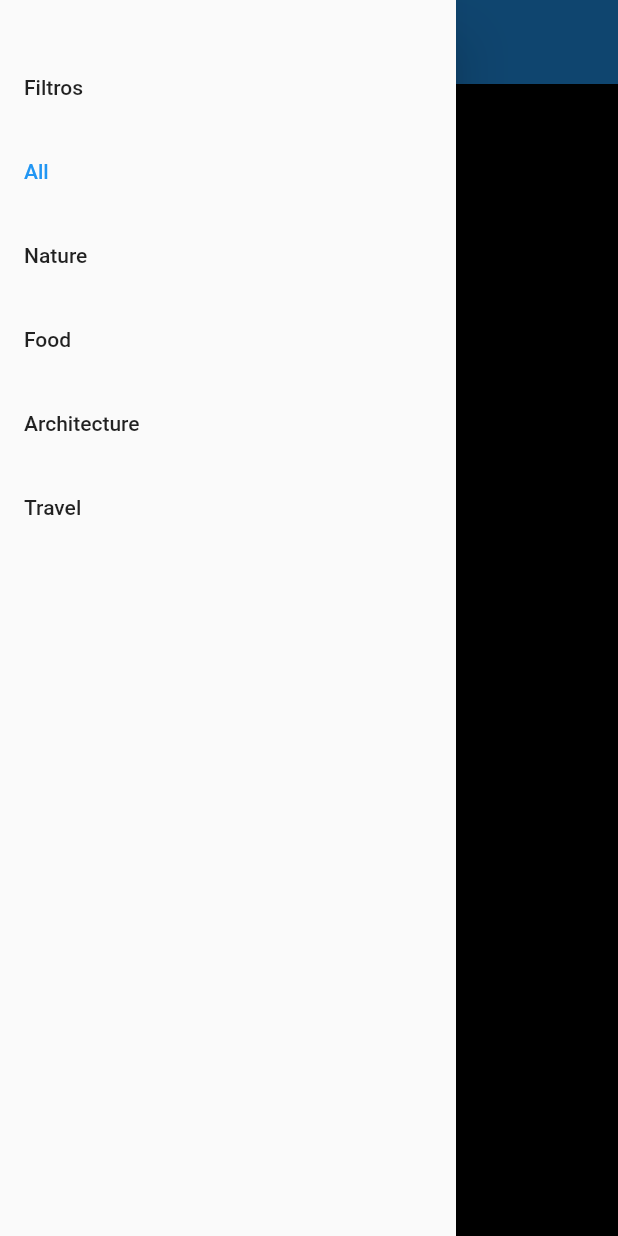
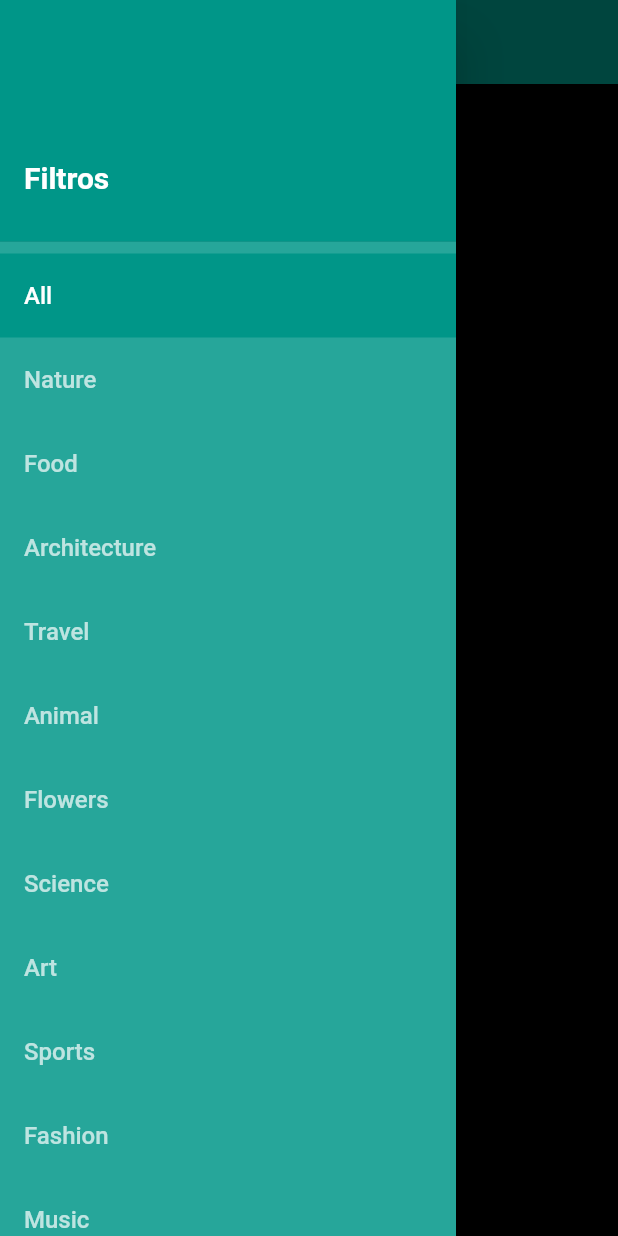
Before and after one commit to DanielGCh1/lab_2_moviles, a Flutter app: the screen it shows after launch, with the side drawer open, on a phone screen of 412 x 824 dp. Run offline on Flutter 3.47's test engine with Material 2 defaults, Android fonts, the light colour scheme and no system bars; our stand-ins replace flutter_staggered_animations; network calls fail; Roboto replaces fonts that are missing (Georgia).

Commit message:
Diseño menu, colores

```diff
--- a/lab_2_moviles/lib/main.dart
+++ b/lab_2_moviles/lib/main.dart
@@ -1,3 +1,5 @@
+// ignore_for_file: deprecated_member_use
+
 import 'package:flutter/material.dart';
 import 'package:lab_2_moviles/screens/mansory_layout.dart';
 
@@ -11,7 +13,7 @@ class MyApp extends StatelessWidget {
     return MaterialApp(
       title: 'PinFinity',
       theme: ThemeData(
-        primarySwatch: Colors.blue, //cambia este
+        primarySwatch: Colors.teal, //cambia este
         scaffoldBackgroundColor: Colors.black, //deja est en negro
       ),
       debugShowCheckedModeBanner: false,
--- a/lab_2_moviles/lib/screens/mansory_layout.dart
+++ b/lab_2_moviles/lib/screens/mansory_layout.dart
@@ -81,7 +81,7 @@ class _MasonryLayoutState extends State<MasonryLayout>
   Widget build(BuildContext context) {
     return Scaffold(
       appBar: AppBar(
-        title: const Text('PinFinity'),
+        title: Text(selectedCategory, style: TextStyle(fontFamily: 'Georgia')),
       ),
       drawer: CategoryDrawer(
         selectedCategory: selectedCategory,
@@ -93,7 +93,10 @@ class _MasonryLayoutState extends State<MasonryLayout>
             child: OrientationBuilder(
               builder: (context, orientation) {
                 final crossAxisCount =
-                    orientation == Orientation.portrait ? 3 : 6;
+                    MediaQuery.of(context).orientation == Orientation.portrait
+                        ? 3
+                        : 6;
+                orientation == Orientation.portrait ? 3 : 6;
                 return AnimationLimiter(
                   child: StaggeredGridView.countBuilder(
                     controller: _scrollController,
@@ -113,7 +116,7 @@ class _MasonryLayoutState extends State<MasonryLayout>
                           alignment: Alignment.center,
                           padding: const EdgeInsets.all(16.0),
                           child: const CircularProgressIndicator(
-                            color: Colors.blue,
+                            color: Colors.teal,
                           ),
                         );
                       } else {
--- a/lab_2_moviles/lib/widgets/category_drawer.dart
+++ b/lab_2_moviles/lib/widgets/category_drawer.dart
@@ -16,31 +16,103 @@ class CategoryDrawer extends StatelessWidget {
     {'title': 'Food', 'category': 'Food'},
     {'title': 'Architecture', 'category': 'Architecture'},
     {'title': 'Travel', 'category': 'Travel'},
+    {'title': 'Animal', 'category': 'Animal'},
+    {'title': 'Flowers', 'category': 'Flowers'},
+    {'title': 'Science', 'category': 'Science'},
+    {'title': 'Art', 'category': 'Art'},
+    {'title': 'Sports', 'category': 'Sports'},
+    {'title': 'Fashion', 'category': 'Fashion'},
+    {'title': 'Music', 'category': 'Music'},
+    {'title': 'Technology', 'category': 'Technology'},
+    {'title': 'History', 'category': 'History'},
+    {'title': 'Cars', 'category': 'Cars'},
+    {'title': 'Books', 'category': 'Books'}
   ];
-
   @override
   Widget build(BuildContext context) {
     return Drawer(
+      child: Container(
+        color: Colors.teal.shade400,
         child: ListView(
           padding: EdgeInsets.zero,
           children: [
-          Container(
-            margin: EdgeInsets.only(top: 20.0, bottom: 10.0),
+            UserAccountsDrawerHeader(
+              accountName: Column(
+                crossAxisAlignment: CrossAxisAlignment.start,
+                children: [
+                  Text(
+                    'Filtros',
+                    style: TextStyle(
+                        color: Colors.white,
+                        fontSize: 20.0,
+                        fontWeight: FontWeight.bold,
+                        fontFamily: 'Georgia'),
                   ),
-          ListTile(
-            title: Text('Filtros'),
+                ],
+              ),
+              accountEmail: null,
+              currentAccountPicture: null,
             ),
             ...categories.map((category) {
-            return ListTile(
-              title: Text(category['title']!),
+              return MouseRegion(
+                cursor: SystemMouseCursors.click,
+                child: InkWell(
                   onTap: () {
                     Navigator.pop(context);
                     onCategorySelected(category['category']!);
                   },
-              selected: selectedCategory == category['category'],
+                  child: Container(
+                    color: selectedCategory == category['category']
+                        ? Colors.teal
+                        : Colors.transparent,
+                    child: ListTile(
+                      title: Text(
+                        category['title']!,
+                        style: TextStyle(
+                            color: selectedCategory == category['category']
+                                ? Colors.white
+                                : Colors.white70,
+                            fontSize: 16.0,
+                            fontFamily: 'Georgia'),
+                      ),
+                    ),
+                  ),
+                ),
               );
             }).toList(),
+            SizedBox(
+                height:
+                    16.0), // Espacio vertical entre las categorías y los nombres de los desarrolladores
+
+            Container(
+              color: Colors.teal,
+              child: Column(
+                children: [
+                  ListTile(
+                    title: Text(
+                      '\nLABORATORIO 2 \n\nEstudiantes:',
+                      textAlign: TextAlign.center, // Centra el texto
+                      style: TextStyle(
+                          color: Colors.white,
+                          fontSize: 16.0,
+                          fontFamily: 'Times New Roman'),
+                    ),
+                  ),
+                  ListTile(
+                    title: Text(
+                      'Daniel Gómez\n\nNatalia Rojas\n\nDiego Jiménez\n\nLibny Gómez\n\n',
+                      textAlign: TextAlign.center, // Centra el texto
+                      style: TextStyle(
+                          color: Colors.white70,
+                          fontSize: 16.0,
+                          fontFamily: 'Times New Roman'),
+                    ),
+                  ),
                 ],
+              ),
+            )
+          ],
+        ),
       ),
     );
   }
```
Lines whose indentation alone changed are shown as unchanged.
